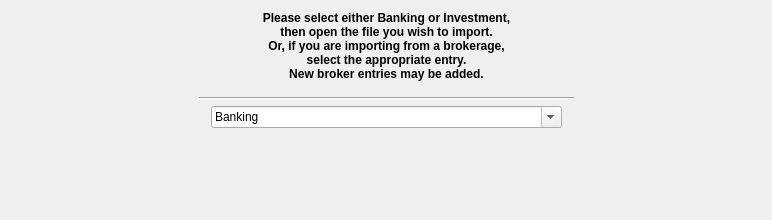
This is kmymoney/plugins/csvimport/introwizardpage.ui in KDE/kmymoney as Qt 5 draws it before an edit. The edited form follows.
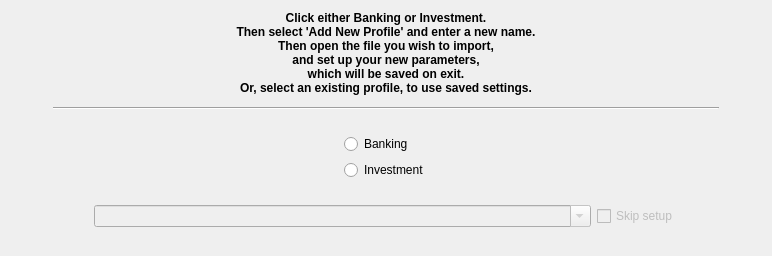
This is the edited form. Custom widgets are drawn as their Qt base class.

Commit message:
Add the capability to define profiles for brokers, banks, etc..
Improve handling of profiles in csvplugin.
The UI has been made more responsive to start and end line changes.
Added a 'previous profile' setting.
Several improvements to handling of different input sequences.
Remove unused code line.
Add disconnects in both readFile() routines to avoid re-calling it
on connects from start and end line changes.

What changed in the file:
```diff
--- a/kmymoney/plugins/csvimport/introwizardpage.ui
+++ b/kmymoney/plugins/csvimport/introwizardpage.ui
@@ -7,7 +7,7 @@
     <x>0</x>
     <y>0</y>
     <width>772</width>
-    <height>220</height>
+    <height>256</height>
    </rect>
   </property>
   <property name="sizePolicy">
@@ -33,7 +33,7 @@
   </property>
   <layout class="QGridLayout" name="gridLayout">
    <item row="0" column="0">
-    <layout class="QHBoxLayout" name="horizontalLayout" stretch="10,20,10">
+    <layout class="QHBoxLayout" name="horizontalLayout" stretch="5,80,5">
      <item>
       <spacer name="horizontalSpacer">
        <property name="orientation">
@@ -48,10 +48,7 @@
       </spacer>
      </item>
      <item>
-      <layout class="QVBoxLayout" name="verticalLayout" stretch="25,3,40,10">
-       <property name="topMargin">
-        <number>0</number>
-       </property>
+      <layout class="QVBoxLayout" name="verticalLayout_main" stretch="35,3,2,30,2,55,2">
        <item>
         <widget class="QLabel" name="label">
          <property name="minimumSize">
@@ -63,7 +60,7 @@
          <property name="maximumSize">
           <size>
            <width>16777215</width>
-           <height>80</height>
+           <height>90</height>
           </size>
          </property>
          <property name="text">
@@ -71,11 +68,12 @@
 &lt;html&gt;&lt;head&gt;&lt;meta name=&quot;qrichtext&quot; content=&quot;1&quot; /&gt;&lt;style type=&quot;text/css&quot;&gt;
 p, li { white-space: pre-wrap; }
 &lt;/style&gt;&lt;/head&gt;&lt;body style=&quot; font-family:'Sans'; font-size:9pt; font-weight:400; font-style:normal;&quot;&gt;
-&lt;p align=&quot;center&quot; style=&quot; margin-top:0px; margin-bottom:0px; margin-left:0px; margin-right:0px; -qt-block-indent:0; text-indent:0px;&quot;&gt;&lt;span style=&quot; font-family:'Sans Serif'; font-weight:600;&quot;&gt;Please select either Banking or Investment,&lt;/span&gt;&lt;/p&gt;
-&lt;p align=&quot;center&quot; style=&quot; margin-top:0px; margin-bottom:0px; margin-left:0px; margin-right:0px; -qt-block-indent:0; text-indent:0px;&quot;&gt;&lt;span style=&quot; font-family:'Sans Serif'; font-weight:600;&quot;&gt;then open the file you wish to import.&lt;/span&gt;&lt;/p&gt;
-&lt;p align=&quot;center&quot; style=&quot; margin-top:0px; margin-bottom:0px; margin-left:0px; margin-right:0px; -qt-block-indent:0; text-indent:0px;&quot;&gt;&lt;span style=&quot; font-family:'Sans Serif'; font-weight:600;&quot;&gt;Or, if you are importing from a brokerage,&lt;/span&gt;&lt;/p&gt;
-&lt;p align=&quot;center&quot; style=&quot; margin-top:0px; margin-bottom:0px; margin-left:0px; margin-right:0px; -qt-block-indent:0; text-indent:0px;&quot;&gt;&lt;span style=&quot; font-family:'Sans Serif'; font-weight:600;&quot;&gt;select the appropriate entry.&lt;/span&gt;&lt;/p&gt;
-&lt;p align=&quot;center&quot; style=&quot; margin-top:0px; margin-bottom:0px; margin-left:0px; margin-right:0px; -qt-block-indent:0; text-indent:0px;&quot;&gt;&lt;span style=&quot; font-family:'Sans Serif'; font-weight:600;&quot;&gt;New broker entries may be added.&lt;/span&gt;&lt;/p&gt;&lt;/body&gt;&lt;/html&gt;</string>
+&lt;p align=&quot;center&quot; style=&quot; margin-top:0px; margin-bottom:0px; margin-left:0px; margin-right:0px; -qt-block-indent:0; text-indent:0px;&quot;&gt;&lt;span style=&quot; font-weight:600;&quot;&gt;Click either Banking or Investment.&lt;/span&gt;&lt;/p&gt;
+&lt;p align=&quot;center&quot; style=&quot; margin-top:0px; margin-bottom:0px; margin-left:0px; margin-right:0px; -qt-block-indent:0; text-indent:0px;&quot;&gt;&lt;span style=&quot; font-family:'Sans Serif'; font-weight:600;&quot;&gt;Then select 'Add New Profile' and enter a new name.&lt;/span&gt;&lt;/p&gt;
+&lt;p align=&quot;center&quot; style=&quot; margin-top:0px; margin-bottom:0px; margin-left:0px; margin-right:0px; -qt-block-indent:0; text-indent:0px;&quot;&gt;&lt;span style=&quot; font-family:'Sans Serif'; font-weight:600;&quot;&gt;Then open the file you wish to import,&lt;/span&gt;&lt;/p&gt;
+&lt;p align=&quot;center&quot; style=&quot; margin-top:0px; margin-bottom:0px; margin-left:0px; margin-right:0px; -qt-block-indent:0; text-indent:0px;&quot;&gt;&lt;span style=&quot; font-family:'Sans Serif'; font-weight:600;&quot;&gt;and set up your new parameters,&lt;/span&gt;&lt;/p&gt;
+&lt;p align=&quot;center&quot; style=&quot; margin-top:0px; margin-bottom:0px; margin-left:0px; margin-right:0px; -qt-block-indent:0; text-indent:0px;&quot;&gt;&lt;span style=&quot; font-family:'Sans Serif'; font-weight:600;&quot;&gt;which will be saved on exit.&lt;/span&gt;&lt;/p&gt;
+&lt;p align=&quot;center&quot; style=&quot; margin-top:0px; margin-bottom:0px; margin-left:0px; margin-right:0px; -qt-block-indent:0; text-indent:0px;&quot;&gt;&lt;span style=&quot; font-family:'Sans Serif'; font-weight:600;&quot;&gt;Or, select an existing profile, to use saved settings.&lt;/span&gt;&lt;/p&gt;&lt;/body&gt;&lt;/html&gt;</string>
          </property>
          <property name="alignment">
           <set>Qt::AlignLeading|Qt::AlignLeft|Qt::AlignTop</set>
@@ -90,7 +88,57 @@
         </widget>
        </item>
        <item>
-        <layout class="QHBoxLayout" name="horizontalLayout_2" stretch="5,150,5">
+        <spacer name="verticalSpacer_2">
+         <property name="orientation">
+          <enum>Qt::Vertical</enum>
+         </property>
+         <property name="sizeHint" stdset="0">
+          <size>
+           <width>20</width>
+           <height>40</height>
+          </size>
+         </property>
+        </spacer>
+       </item>
+       <item>
+        <layout class="QHBoxLayout" name="horizontalLayout_radio">
+         <item>
+          <spacer name="horizontalSpacer_mid">
+           <property name="orientation">
+            <enum>Qt::Horizontal</enum>
+           </property>
+           <property name="sizeHint" stdset="0">
+            <size>
+             <width>13</width>
+             <height>22</height>
+            </size>
+           </property>
+          </spacer>
+         </item>
+         <item>
+          <layout class="QVBoxLayout" name="verticalLayout">
+           <item>
+            <widget class="QRadioButton" name="radioButton_bank">
+             <property name="enabled">
+              <bool>true</bool>
+             </property>
+             <property name="text">
+              <string>Banking</string>
+             </property>
+            </widget>
+           </item>
+           <item>
+            <widget class="QRadioButton" name="radioButton_invest">
+             <property name="enabled">
+              <bool>true</bool>
+             </property>
+             <property name="text">
+              <string>Investment</string>
+             </property>
+            </widget>
+           </item>
+          </layout>
+         </item>
          <item>
           <spacer name="horizontalSpacer_2">
            <property name="orientation">
@@ -104,35 +152,75 @@
            </property>
           </spacer>
          </item>
+        </layout>
+       </item>
+       <item>
+        <spacer name="verticalSpacer_3">
+         <property name="orientation">
+          <enum>Qt::Vertical</enum>
+         </property>
+         <property name="sizeHint" stdset="0">
+          <size>
+           <width>20</width>
+           <height>40</height>
+          </size>
+         </property>
+        </spacer>
+       </item>
+       <item>
+        <layout class="QHBoxLayout" name="horizontalLayout_combo" stretch="5,60,5,5">
+         <item>
+          <spacer name="horizontalSpacer_3">
+           <property name="orientation">
+            <enum>Qt::Horizontal</enum>
+           </property>
+           <property name="sizeHint" stdset="0">
+            <size>
+             <width>40</width>
+             <height>20</height>
+            </size>
+           </property>
+          </spacer>
+         </item>
          <item>
           <widget class="KComboBox" name="combobox_source">
+           <property name="enabled">
+            <bool>false</bool>
+           </property>
            <property name="toolTip">
             <string>To add a new broker, enter its name then click Return.</string>
            </property>
            <property name="editable">
             <bool>true</bool>
            </property>
-           <item>
-            <property name="text">
-             <string>Banking</string>
-            </property>
-           </item>
-           <item>
-            <property name="text">
-             <string>Investment</string>
-            </property>
-           </item>
+           <property name="currentIndex">
+            <number>-1</number>
+           </property>
           </widget>
          </item>
          <item>
-          <spacer name="horizontalSpacer_mid">
+          <widget class="QCheckBox" name="checkBoxSkipSetup">
+           <property name="enabled">
+            <bool>false</bool>
+           </property>
+           <property name="toolTip">
+            <string>Select to bypass profile setup.
+ Only useful if a profile has already been setup.</string>
+           </property>
+           <property name="text">
+            <string>Skip setup</string>
+           </property>
+          </widget>
+         </item>
+         <item>
+          <spacer name="horizontalSpacer_4">
            <property name="orientation">
             <enum>Qt::Horizontal</enum>
            </property>
            <property name="sizeHint" stdset="0">
             <size>
-             <width>13</width>
-             <height>22</height>
+             <width>40</width>
+             <height>20</height>
             </size>
            </property>
           </spacer>
```
Left out of the diff: 6 changed lines with no effect on the pictures. The commit also changes 25 other files.
